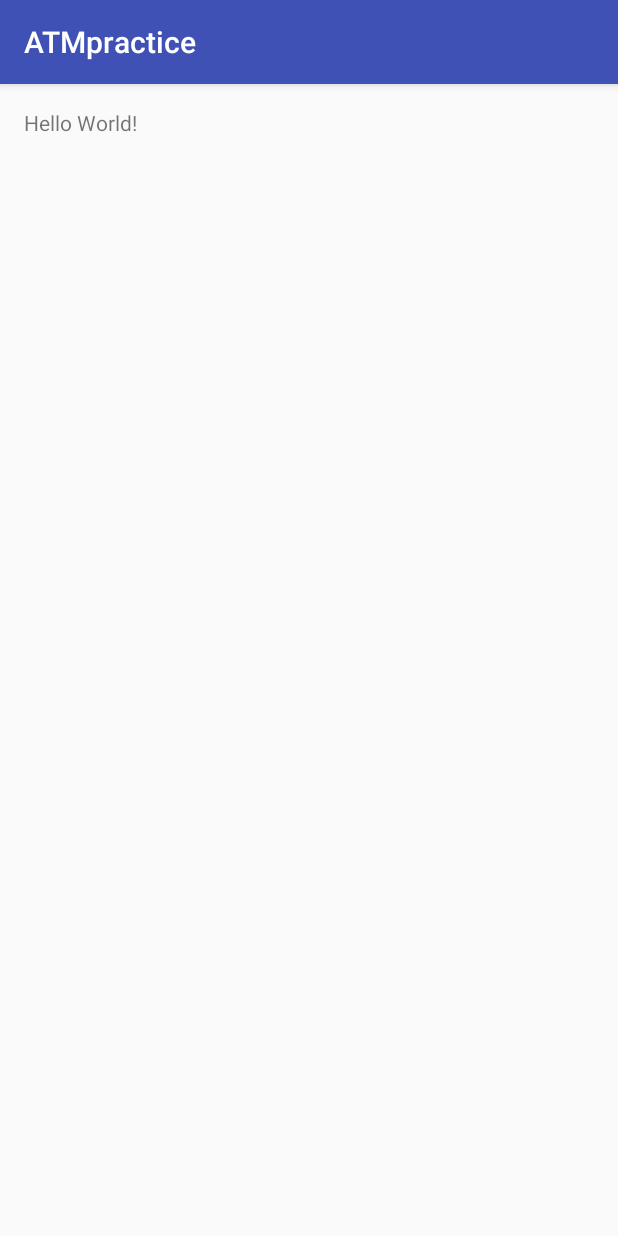
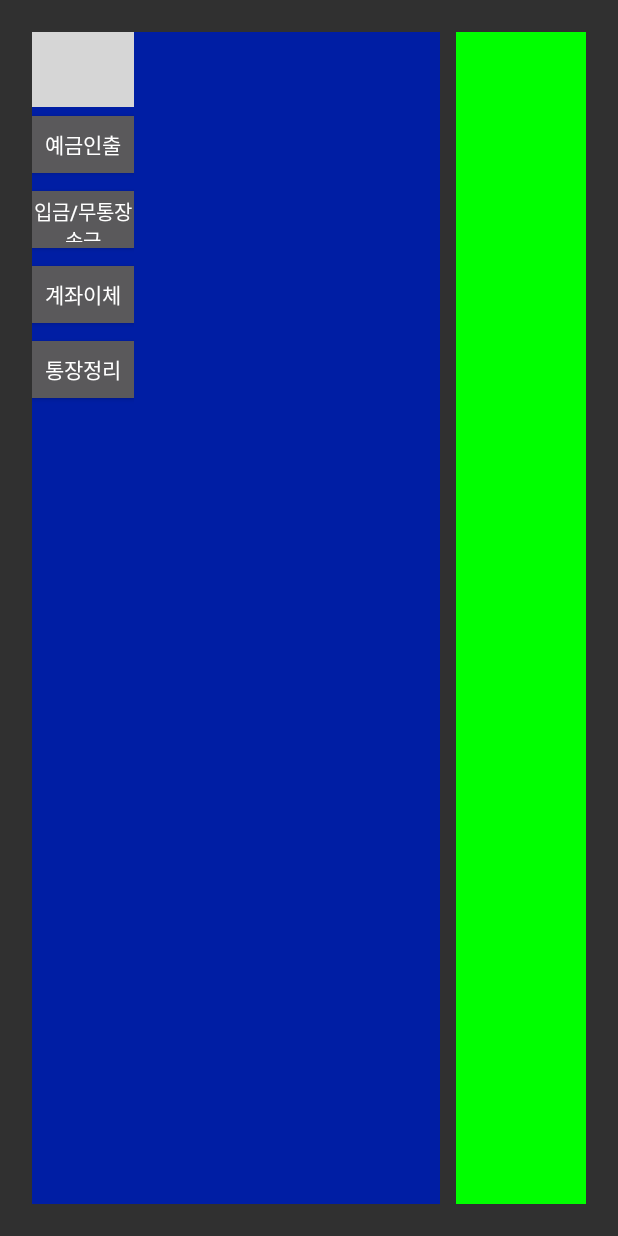
Before and after one commit to joyyir/ATMpractice, an Android app: the screen it shows after launch (MainActivity), on a phone screen of 412 x 824 dp. Run offline under Robolectric (Android 15) with nearby library versions, the phone set to English and light mode, and no system bars; grey boxes are pictures that could not be loaded.

Commit message:
main activity layout making - 01

```diff
--- a/app/src/main/AndroidManifest.xml
+++ b/app/src/main/AndroidManifest.xml
@@ -7,7 +7,7 @@
         android:icon="@mipmap/ic_launcher"
         android:label="@string/app_name"
         android:supportsRtl="true"
-        android:theme="@style/AppTheme">
+        android:theme="@style/Theme.AppCompat.NoActionBar">
         <activity android:name=".MainActivity">
             <intent-filter>
                 <action android:name="android.intent.action.MAIN" />
--- a/app/src/main/res/layout/activity_main.xml
+++ b/app/src/main/res/layout/activity_main.xml
@@ -9,8 +9,75 @@
     android:paddingTop="@dimen/activity_vertical_margin"
     tools:context="joyyir.atmpractice.MainActivity">
 
-    <TextView
-        android:layout_width="wrap_content"
-        android:layout_height="wrap_content"
-        android:text="Hello World!" />
+    <LinearLayout
+        android:layout_width="match_parent"
+        android:layout_height="match_parent">
+        <LinearLayout
+            android:layout_width="wrap_content"
+            android:layout_height="fill_parent"
+            android:layout_weight="2"
+            android:background="#001ea4"
+            android:layout_margin="5dp"
+            android:orientation="horizontal">
+
+            <LinearLayout
+                android:orientation="vertical"
+                android:layout_width="0dp"
+                android:layout_weight="1"
+                android:layout_height="match_parent">
+
+
+                <ImageView
+                    android:layout_width="100dp"
+                    android:layout_height="50dp"
+                    android:id="@+id/imgMainLogo"
+                    android:layout_gravity="center_horizontal"
+                    android:src="@drawable/shinhan_logo" />
+
+                <Button
+                    android:layout_width="100dp"
+                    android:layout_height="50dp"
+                    android:text="예금인출"
+                    android:id="@+id/btnMainWithdrawal"
+                    android:layout_gravity="center_horizontal" />
+                <Button
+                    android:layout_width="100dp"
+                    android:layout_height="50dp"
+                    android:text="입금/무통장송금"
+                    android:id="@+id/btnMainReceipt"
+                    android:layout_gravity="center_horizontal"
+                    android:textSize="13dp" />
+                <Button
+                    android:layout_width="100dp"
+                    android:layout_height="50dp"
+                    android:text="계좌이체"
+                    android:id="@+id/btnMainTransfer"
+                    android:layout_gravity="center_horizontal" />
+                <Button
+                    android:layout_width="100dp"
+                    android:layout_height="50dp"
+                    android:text="통장정리"
+                    android:id="@+id/btnMainUpdateBook"
+                    android:layout_gravity="center_horizontal" />
+
+            </LinearLayout>
+            <LinearLayout
+                android:orientation="horizontal"
+                android:layout_width="0dp"
+                android:layout_weight="2"
+                android:layout_height="match_parent"></LinearLayout>
+            <LinearLayout
+                android:orientation="horizontal"
+                android:layout_width="0dp"
+                android:layout_weight="1"
+                android:layout_height="match_parent"></LinearLayout>
+        </LinearLayout>
+        <LinearLayout
+            android:layout_width="wrap_content"
+            android:layout_height="fill_parent"
+            android:layout_weight="1"
+            android:background="#00FF00"
+            android:layout_margin="5dp">
+        </LinearLayout>
+    </LinearLayout>
 </RelativeLayout>
```
